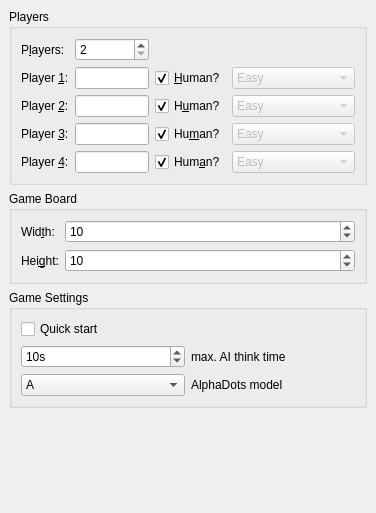
The window that src/newgamewidget.ui (ofenrohr/ksquares) describes before a commit, drawn with Qt 5.
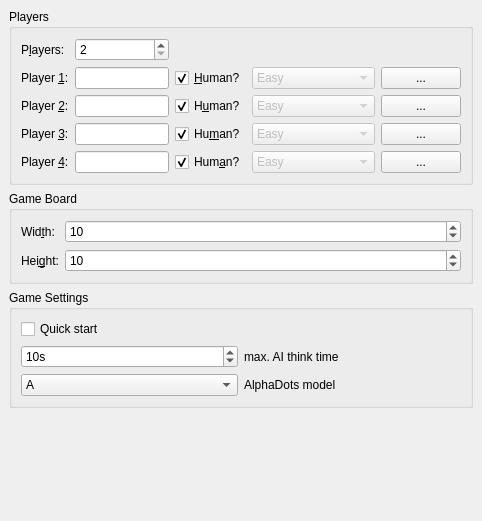
The same window after the commit.

The edit to the form file:
```diff
--- a/src/newgamewidget.ui
+++ b/src/newgamewidget.ui
@@ -6,8 +6,8 @@
    <rect>
     <x>0</x>
     <y>0</y>
-    <width>376</width>
-    <height>513</height>
+    <width>482</width>
+    <height>521</height>
    </rect>
   </property>
   <property name="windowTitle">
@@ -572,6 +572,52 @@
         </item>
        </widget>
       </item>
+      <item row="1" column="4">
+       <widget class="QPushButton" name="playerOneAiConfig">
+        <property name="enabled">
+         <bool>true</bool>
+        </property>
+        <property name="sizePolicy">
+         <sizepolicy hsizetype="Minimum" vsizetype="Minimum">
+          <horstretch>0</horstretch>
+          <verstretch>0</verstretch>
+         </sizepolicy>
+        </property>
+        <property name="text">
+         <string>...</string>
+        </property>
+       </widget>
+      </item>
+      <item row="2" column="4">
+       <widget class="QPushButton" name="playerTwoAiConfig">
+        <property name="enabled">
+         <bool>true</bool>
+        </property>
+        <property name="text">
+         <string>...</string>
+        </property>
+       </widget>
+      </item>
+      <item row="3" column="4">
+       <widget class="QPushButton" name="playerThreeAiConfig">
+        <property name="enabled">
+         <bool>true</bool>
+        </property>
+        <property name="text">
+         <string>...</string>
+        </property>
+       </widget>
+      </item>
+      <item row="4" column="4">
+       <widget class="QPushButton" name="playerFourAiConfig">
+        <property name="enabled">
+         <bool>true</bool>
+        </property>
+        <property name="text">
+         <string>...</string>
+        </property>
+       </widget>
+      </item>
      </layout>
     </widget>
    </item>
```
